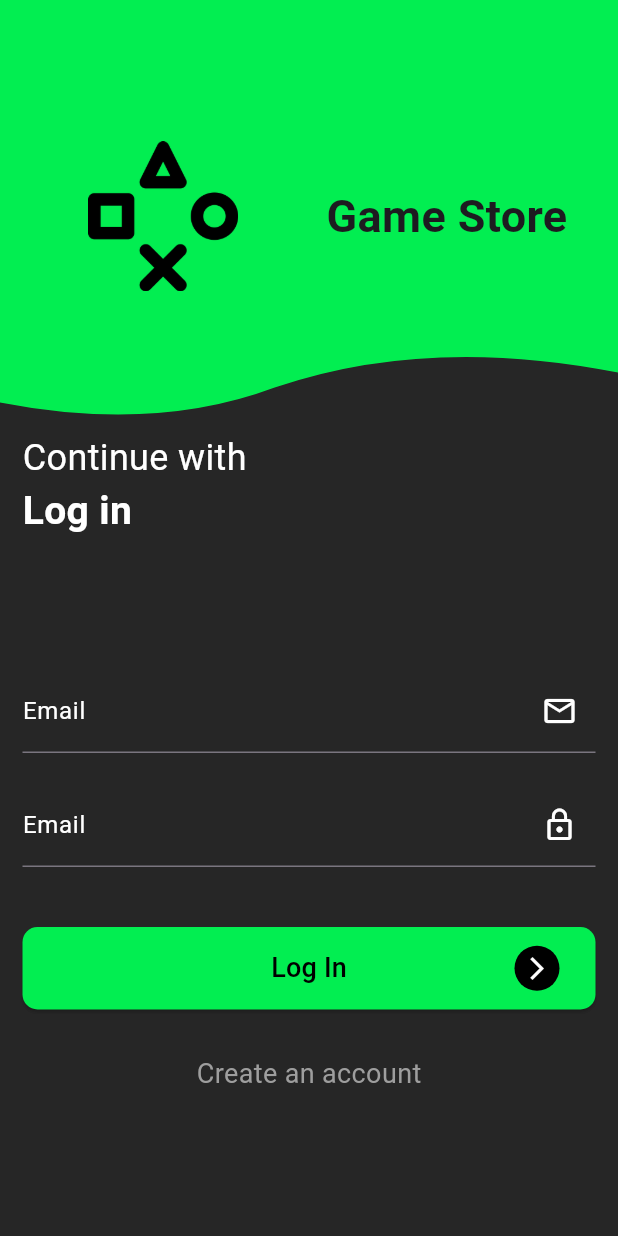
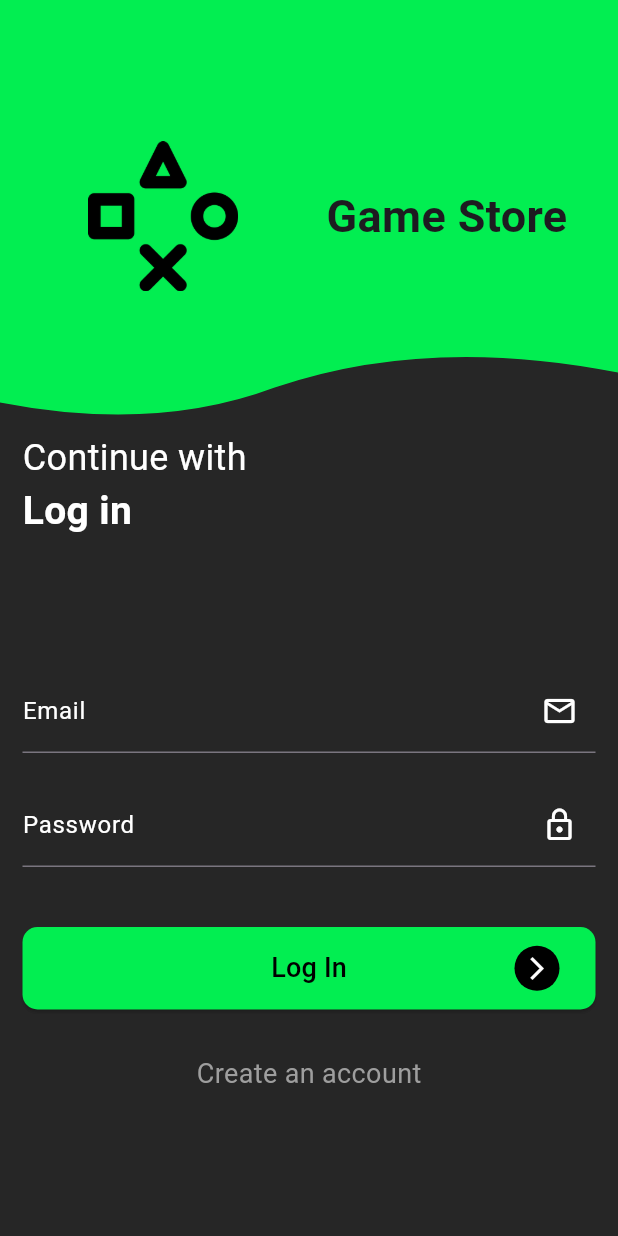
Before and after one commit to bastndev/CleanCode_Flutter, a Flutter app: the screen it shows after launch, on a phone screen of 412 x 824 dp. Run offline on Flutter 3.47's test engine with Material 3 defaults, Android fonts, the phone set to English and light mode, and no system bars; our stand-ins replace flutter_custom_clippers.

Commit message:
:arrow_up: Update `new 2.0`

```diff
--- a/lib/src/presentation/pages/auth/login/login_page.dart
+++ b/lib/src/presentation/pages/auth/login/login_page.dart
@@ -63,7 +63,10 @@ class LoginPage extends StatelessWidget {
             margin: const EdgeInsets.symmetric(horizontal: 15, vertical: 10),
             child: const TextField(
               decoration: InputDecoration(
-                label: Text('Email', style: TextStyle(color: Colors.white)),
+                label: Text(
+                  'Email',
+                  style: TextStyle(color: Colors.white),
+                ),
                 suffixIcon: Icon(
                   Icons.email_outlined,
                   color: Colors.white,
@@ -76,7 +79,10 @@ class LoginPage extends StatelessWidget {
             margin: const EdgeInsets.symmetric(horizontal: 15, vertical: 10),
             child: const TextField(
               decoration: InputDecoration(
-                label: Text('Email', style: TextStyle(color: Colors.white)),
+                label: Text(
+                  'Password',
+                  style: TextStyle(color: Colors.white),
+                ),
                 suffixIcon: Icon(
                   Icons.lock_outline,
                   color: Colors.white,
```
